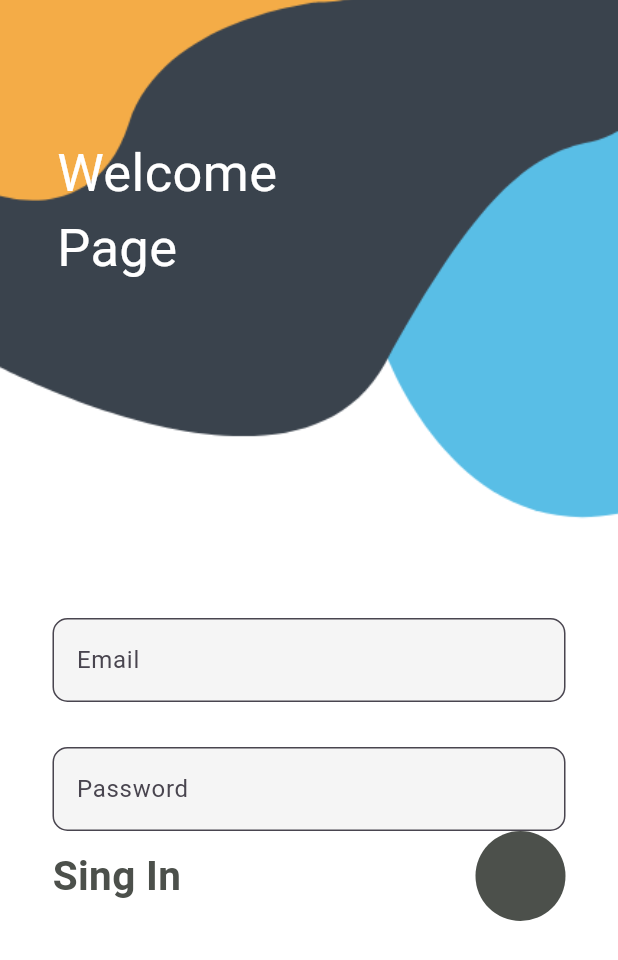
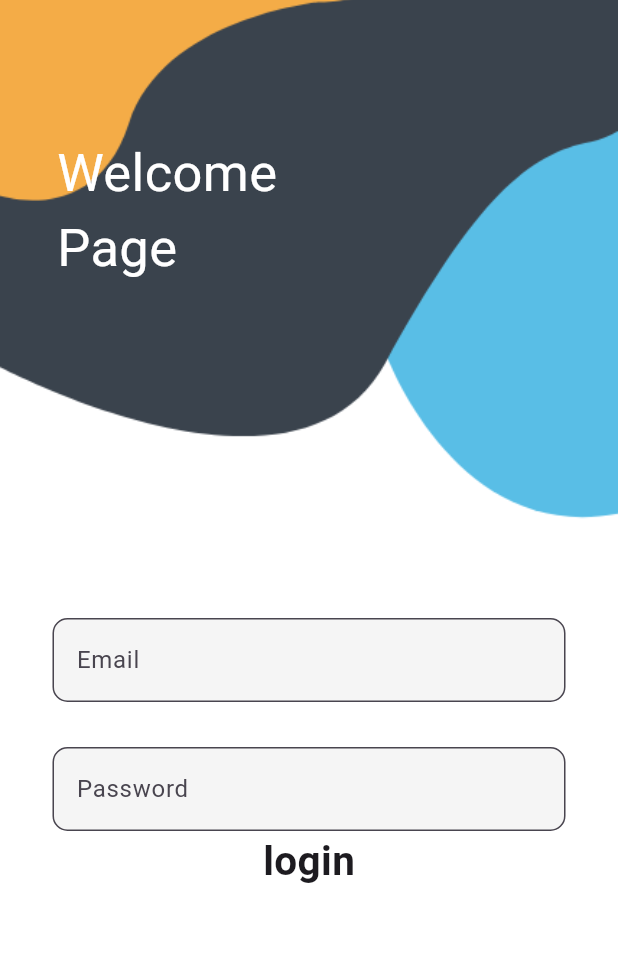
Before and after one commit to AshuMokale/news_app, a Flutter app: the screen it shows after launch, on a phone screen of 412 x 824 dp. Shown: the top 960 px of the screen. Run offline on Flutter 3.47's test engine with Material 3 defaults, Android fonts, the phone set to English and light mode, and no system bars.

```diff
--- a/lib/login.dart
+++ b/lib/login.dart
@@ -55,19 +55,11 @@ class _MyLoginState extends State<MyLogin>{
                               borderRadius: BorderRadius.circular(10))),
                     ),
                     const Row(
-                      mainAxisAlignment: MainAxisAlignment.spaceBetween,
-                      children: [Text('Sing In', style: TextStyle(
-                          color:Color(0xff4c504b),
+                      mainAxisAlignment: MainAxisAlignment.center,
+                      children: [Text('login', style: TextStyle(
+
                         fontSize: 27, fontWeight: FontWeight.w700),
                       ),
-                        CircleAvatar(
-                          radius: 30,
-                          backgroundColor: Color(0xff4c504b),
-
-
-                          ),
-
-
 
                       ],
 
```
